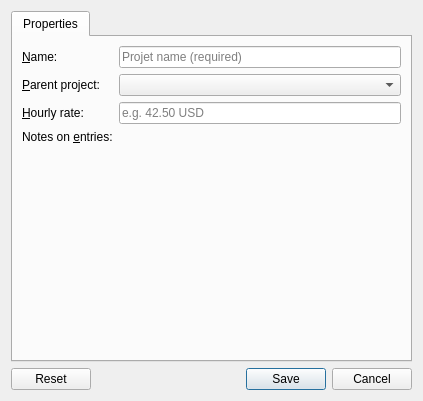
Above: source/projectEditor/project_dialog.ui from jansorg/tom-ui before the change. Below: the same form after it.
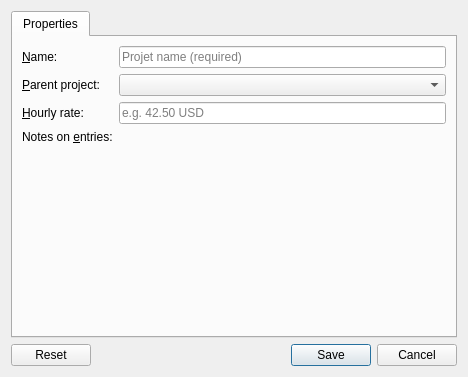
That is the form after the change. Custom widgets are drawn as their Qt base class.

What changed in the file:
```diff
--- a/source/projectEditor/project_dialog.ui
+++ b/source/projectEditor/project_dialog.ui
@@ -6,8 +6,8 @@
    <rect>
     <x>0</x>
     <y>0</y>
-    <width>423</width>
-    <height>401</height>
+    <width>468</width>
+    <height>377</height>
    </rect>
   </property>
   <property name="windowTitle">
```
